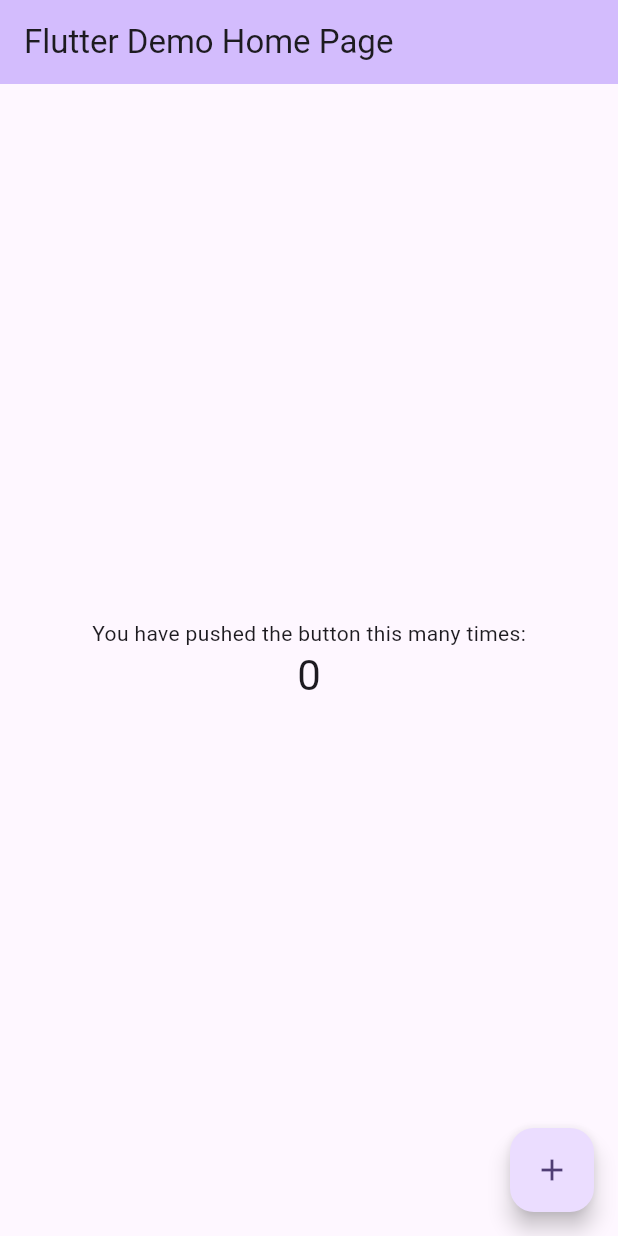
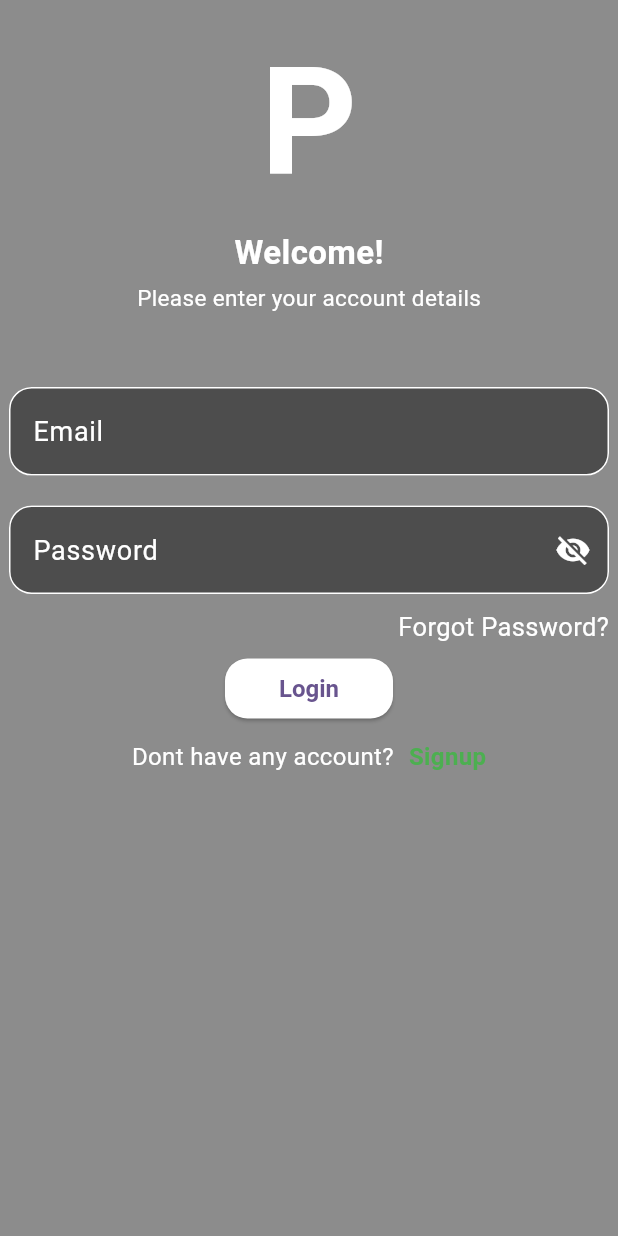
Before and after one commit to masteribro/password_manager, a Flutter app: the screen it shows after launch, on a phone screen of 412 x 824 dp. Run offline on Flutter 3.47's test engine with Material 3 defaults, Android fonts, the phone set to English and light mode, and no system bars; Roboto replaces fonts that are missing (sofiapro, sofiapro-light).

Commit message:
♻️feat: - Login screen - Splash Screen
Stable:❓❓
ref:
Reviewed by: Mohammed Ibrahim

```diff
--- /dev/null
+++ b/lib/login_screen/login_page.dart
@@ -0,0 +1,345 @@
+import 'package:flutter/cupertino.dart';
+import 'package:flutter/material.dart';
+import 'package:flutter/services.dart';
+
+class LoginPage extends StatefulWidget {
+  const LoginPage({super.key});
+
+  @override
+  State<LoginPage> createState() => _LoginPageState();
+}
+
+class _LoginPageState extends State<LoginPage> {
+  @override
+  Widget build(BuildContext context) {
+    return PopScope(
+      canPop: false,
+      onPopInvoked: (bool didPop) {
+        if (didPop) {
+          return;
+        }
+        _showBackDialog();
+      },
+      child: Scaffold(
+        backgroundColor: Colors.black45,
+        body: SafeArea(
+          child: SingleChildScrollView(
+            child: Form(
+              //  autovalidateMode: AutovalidateMode.onUserInteraction,
+              // key: model.loginFormKey,
+              child: Padding(
+                padding: EdgeInsets.symmetric(
+                  horizontal: 6,
+                ),
+                child: Column(children: [
+                  SizedBox(
+                    height: 10,
+                  ),
+                  Container(
+                    child:
+                   Text(
+                     "P",
+                     style: TextStyle(
+                       color: Colors.white,
+                       fontWeight: FontWeight.bold,
+                       fontSize: 100,
+                     ),
+                   ),
+                    alignment: Alignment.center,
+                  ),
+                  Container(
+                    alignment: Alignment.center,
+                    child: Text(
+                      "Welcome!",
+                      style: TextStyle(
+                          color: Colors.white,
+                          fontWeight: FontWeight.bold,
+                          fontSize: 22,
+                          fontFamily: 'sofiapro-light'),
+                    ),
+                  ),
+                  SizedBox(
+                    height: 4,
+                  ),
+                  Container(
+                    height: 50,
+                    child: const Text(
+                      "Please enter your account details",
+                      style: TextStyle(
+                        color: Colors.white,
+                        fontSize: 15,
+                        fontFamily: 'sofiapro',
+                      ),
+                    ),
+                  ),
+                  const SizedBox(
+                    height: 20,
+                  ),
+                  Container(
+                    //  margin: EdgeInsets.only(right: 35, left: 35),
+                    child: Column(
+                      children: [
+                        TextFormField(
+                          // validator: validateLoginPass,
+                          keyboardType: TextInputType.text,
+                          textAlignVertical: TextAlignVertical.center,
+                          cursorColor: Colors.white,
+                          // obscureText: !_passwordVisible,
+                          style: TextStyle(
+                              color: Colors.white, fontSize: 18),
+                          // controller: model.passwordController,
+                          decoration: InputDecoration(
+                            enabledBorder: OutlineInputBorder(
+                                borderRadius: BorderRadius.circular(15),
+                                borderSide: BorderSide(
+                                    width: 1, color: Colors.white)),
+                            // prefixIcon: Container(
+                            //   padding: EdgeInsets.all(15),
+                            //   child: SvgPicture.asset(
+                            //     'assets/images/lock_icon.svg',
+                            //     color: Colors.white,
+                            //   ),
+                            // ),
+                            // suffixIcon: IconButton(
+                            //   icon: Icon(
+                            //     // _passwordVisible
+                            //     //     ? Icons.visibility
+                            //     //     :
+                            //     Icons.visibility_off,
+                            //     color: Colors.white,
+                            //   ),
+                            //   onPressed: () {
+                            //     setState(() {
+                            //       // _passwordVisible = !_passwordVisible;
+                            //     });
+                            //   },
+                            // ),
+                            fillColor: Colors.black45,
+                            filled: true,
+                            hintText: "Email",
+                            hintStyle:
+                            const TextStyle(color: Colors.white),
+                          ),
+                        ),
+                        // TextFormField(
+                        //   textAlignVertical: TextAlignVertical.center,
+                        //   cursorColor: Colors.white,
+                        //   style: TextStyle(
+                        //       color: Colors.white,
+                        //       fontSize: 18),
+                        //   // controller: model.usernameController,
+                        //   // validator: validateUsername,
+                        //   decoration: InputDecoration(
+                        //       enabledBorder: OutlineInputBorder(
+                        //           borderRadius: BorderRadius.circular(15),
+                        //           borderSide: BorderSide(
+                        //               width: 1, color: Colors.white),
+                        //       ),
+                        //       prefixIcon: Container(
+                        //         padding: EdgeInsets.all(15),
+                        //         // child: SvgPicture.asset(
+                        //         //   'assets/images/profile_icon.svg',
+                        //         //   color: Colors.white,
+                        //         // ),
+                        //       ),
+                        //     fillColor: Colors.black45,
+                        //     filled: true,
+                        //     hintText: "Password",
+                        //     hintStyle:
+                        //     const TextStyle(color: Colors.white),
+                        // )),
+                        SizedBox(
+                          height: 20,
+                        ),
+                        TextFormField(
+                          // validator: validateLoginPass,
+                          keyboardType: TextInputType.text,
+                          textAlignVertical: TextAlignVertical.center,
+                          cursorColor: Colors.white,
+                          // obscureText: !_passwordVisible,
+                          style: TextStyle(
+                              color: Colors.white, fontSize: 18),
+                          // controller: model.passwordController,
+                          decoration: InputDecoration(
+                            enabledBorder: OutlineInputBorder(
+                                borderRadius: BorderRadius.circular(15),
+                                borderSide: BorderSide(
+                                    width: 1, color: Colors.white)),
+                            // prefixIcon: Container(
+                            //   padding: EdgeInsets.all(15),
+                            //   child: SvgPicture.asset(
+                            //     'assets/images/lock_icon.svg',
+                            //     color: Colors.white,
+                            //   ),
+                            // ),
+                            suffixIcon: IconButton(
+                              icon: Icon(
+                                // _passwordVisible
+                                //     ? Icons.visibility
+                                //     :
+                                Icons.visibility_off,
+                                color: Colors.white,
+                              ),
+                              onPressed: () {
+                                setState(() {
+                                  // _passwordVisible = !_passwordVisible;
+                                });
+                              },
+                            ),
+                            fillColor: Colors.black45,
+                            filled: true,
+                            hintText: "Password",
+                            hintStyle:
+                            const TextStyle(color: Colors.white),
+                          ),
+                        ),
+                        SizedBox(
+                          height: 10,
+                        ),
+                        InkWell(
+                          onTap: () {
+                            // Routers.pushNamed(context, '/reset_password');
+                          },
+                          child: Container(
+                            alignment: Alignment.centerRight,
+                            child: Text(
+                              "Forgot Password?",
+                              style: TextStyle(
+                                color: Colors.white,
+                                fontSize: 17,
+                              ),
+                            ),
+                          ),
+                        ),
+                        SizedBox(height: 5),
+                        // loading
+                        //     ? ProgressBar()
+                        //     :
+                        ElevatedButton(
+                          onPressed: () {
+                            // if (model.loginFormKey.currentState!
+                            //     .validate()) {
+                            //   setState(() {
+                            //     loading = true;
+                            //   });
+                            //   signIn();
+                            // }
+                          },
+                          child: Text("Login"),
+                          style: ElevatedButton.styleFrom(
+                              shape: RoundedRectangleBorder(
+                                  borderRadius: BorderRadius.circular(15)),
+                              primary: Colors.white,
+                              padding: EdgeInsets.symmetric(
+                                  horizontal: 36, vertical: 2),
+                              textStyle: TextStyle(
+                                  fontSize: 16,
+                                  fontWeight: FontWeight.bold)),
+                        ),
+                        SizedBox(height: 10),
+                        Row(
+                          mainAxisAlignment: MainAxisAlignment.center,
+                          children: [
+                            Container(
+                                child: Text(
+                                  "Dont have any account?",
+                                  style: TextStyle(
+                                      color: Colors.white, fontSize: 16),
+                                )),
+                            SizedBox(
+                              width: 10,
+                            ),
+                            Container(
+                              child: InkWell(
+                                onTap: () {
+                                },
+                                child: (Text(
+                                  "Signup",
+                                  style: TextStyle(
+                                      color: Colors.green,
+                                      fontSize: 16,
+                                      fontWeight: FontWeight.bold),
+                                )),
+                              ),
+                            )
+                          ],
+                        )
+                      ],
+                    ),
+                  ),
+                ]),
+              ),
+            ),
+          ),
+        ),
+      ),
+    );
+  }
+
+  Future<bool> willPopControl() async {
+    return (await showDialog(
+      context: context,
+      builder: (context) => AlertDialog(
+        //  title: new Text('Are you sure?'),
+        content: new Text('Do you want to exit the App'),
+        actions: <Widget>[
+          Row(
+            mainAxisAlignment: MainAxisAlignment.spaceBetween,
+            children: [
+              TextButton(
+                onPressed: () => Navigator.of(context).pop(false),
+                child: new Text('No'),
+              ),
+              TextButton(
+                onPressed: () => exitApp(),
+                child: new Text('Yes'),
+              ),
+            ],
+          ),
+        ],
+      ),
+    )) ??
+        false;
+  }
+
+  exitApp() {
+    Future.delayed(const Duration(milliseconds: 1000), () {
+      SystemChannels.platform.invokeMethod('SystemNavigator.pop');
+    });
+  }
+
+  void _showBackDialog() {
+    showDialog<void>(
+      context: context,
+      builder: (BuildContext context) {
+        return AlertDialog(
+          title: const Text('Are you sure?'),
+          content: const Text(
+            'Are you sure you want to leave the app?',
+          ),
+          actions: <Widget>[
+            TextButton(
+              style: TextButton.styleFrom(
+                textStyle: Theme.of(context).textTheme.labelLarge,
+              ),
+              child: const Text('Nevermind'),
+              onPressed: () {
+                Navigator.pop(context);
+              },
+            ),
+            TextButton(
+              style: TextButton.styleFrom(
+                textStyle: Theme.of(context).textTheme.labelLarge,
+              ),
+              child: const Text('Leave'),
+              onPressed: () {
+                exitApp();
+              },
+            ),
+          ],
+        );
+      },
+    );
+  }
+
+}
--- a/lib/main.dart
+++ b/lib/main.dart
@@ -1,4 +1,5 @@
 import 'package:flutter/material.dart';
+import 'package:password_manager/splash_screen.dart';
 
 void main() {
   runApp(const MyApp());
@@ -11,115 +12,14 @@ class MyApp extends StatelessWidget {
   @override
   Widget build(BuildContext context) {
     return MaterialApp(
+      debugShowCheckedModeBanner: false,
       title: 'Flutter Demo',
       theme: ThemeData(
-        // This is the theme of your application.
-        //
-        // TRY THIS: Try running your application with "flutter run". You'll see
-        // the application has a purple toolbar. Then, without quitting the app,
-        // try changing the seedColor in the colorScheme below to Colors.green
-        // and then invoke "hot reload" (save your changes or press the "hot
-        // reload" button in a Flutter-supported IDE, or press "r" if you used
-        // the command line to start the app).
-        //
-        // Notice that the counter didn't reset back to zero; the application
-        // state is not lost during the reload. To reset the state, use hot
-        // restart instead.
-        //
-        // This works for code too, not just values: Most code changes can be
-        // tested with just a hot reload.
+
         colorScheme: ColorScheme.fromSeed(seedColor: Colors.deepPurple),
         useMaterial3: true,
       ),
-      home: const MyHomePage(title: 'Flutter Demo Home Page'),
+      home:   SplashScreen(),
     );
   }
 }
-
-class MyHomePage extends StatefulWidget {
-  const MyHomePage({super.key, required this.title});
-
-  // This widget is the home page of your application. It is stateful, meaning
-  // that it has a State object (defined below) that contains fields that affect
-  // how it looks.
-
-  // This class is the configuration for the state. It holds the values (in this
-  // case the title) provided by the parent (in this case the App widget) and
-  // used by the build method of the State. Fields in a Widget subclass are
-  // always marked "final".
-
-  final String title;
-
-  @override
-  State<MyHomePage> createState() => _MyHomePageState();
-}
-
-class _MyHomePageState extends State<MyHomePage> {
-  int _counter = 0;
-
-  void _incrementCounter() {
-    setState(() {
-      // This call to setState tells the Flutter framework that something has
-      // changed in this State, which causes it to rerun the build method below
-      // so that the display can reflect the updated values. If we changed
-      // _counter without calling setState(), then the build method would not be
-      // called again, and so nothing would appear to happen.
-      _counter++;
-    });
-  }
-
-  @override
-  Widget build(BuildContext context) {
-    // This method is rerun every time setState is called, for instance as done
-    // by the _incrementCounter method above.
-    //
-    // The Flutter framework has been optimized to make rerunning build methods
-    // fast, so that you can just rebuild anything that needs updating rather
-    // than having to individually change instances of widgets.
-    return Scaffold(
-      appBar: AppBar(
-        // TRY THIS: Try changing the color here to a specific color (to
-        // Colors.amber, perhaps?) and trigger a hot reload to see the AppBar
-        // change color while the other colors stay the same.
-        backgroundColor: Theme.of(context).colorScheme.inversePrimary,
-        // Here we take the value from the MyHomePage object that was created by
-        // the App.build method, and use it to set our appbar title.
-        title: Text(widget.title),
-      ),
-      body: Center(
-        // Center is a layout widget. It takes a single child and positions it
-        // in the middle of the parent.
-        child: Column(
-          // Column is also a layout widget. It takes a list of children and
-          // arranges them vertically. By default, it sizes itself to fit its
-          // children horizontally, and tries to be as tall as its parent.
-          //
-          // Column has various properties to control how it sizes itself and
-          // how it positions its children. Here we use mainAxisAlignment to
-          // center the children vertically; the main axis here is the vertical
-          // axis because Columns are vertical (the cross axis would be
-          // horizontal).
-          //
-          // TRY THIS: Invoke "debug painting" (choose the "Toggle Debug Paint"
-          // action in the IDE, or press "p" in the console), to see the
-          // wireframe for each widget.
-          mainAxisAlignment: MainAxisAlignment.center,
-          children: <Widget>[
-            const Text(
-              'You have pushed the button this many times:',
-            ),
-            Text(
-              '$_counter',
-              style: Theme.of(context).textTheme.headlineMedium,
-            ),
-          ],
-        ),
-      ),
-      floatingActionButton: FloatingActionButton(
-        onPressed: _incrementCounter,
-        tooltip: 'Increment',
-        child: const Icon(Icons.add),
-      ), // This trailing comma makes auto-formatting nicer for build methods.
-    );
-  }
-}
```
Also changed, not shown: lib/splash_screen.dart (added, +41 -0 lines).
